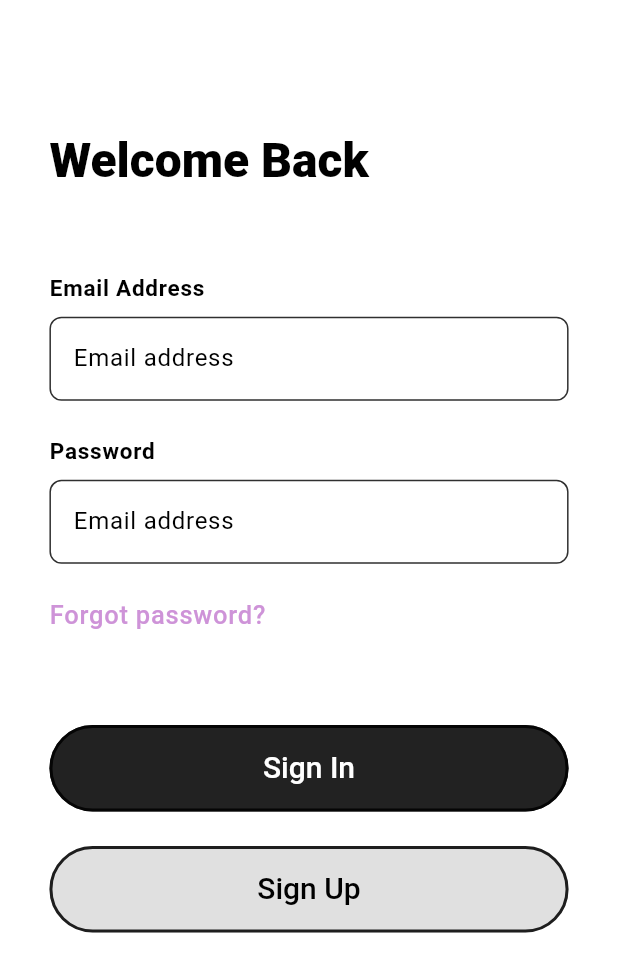
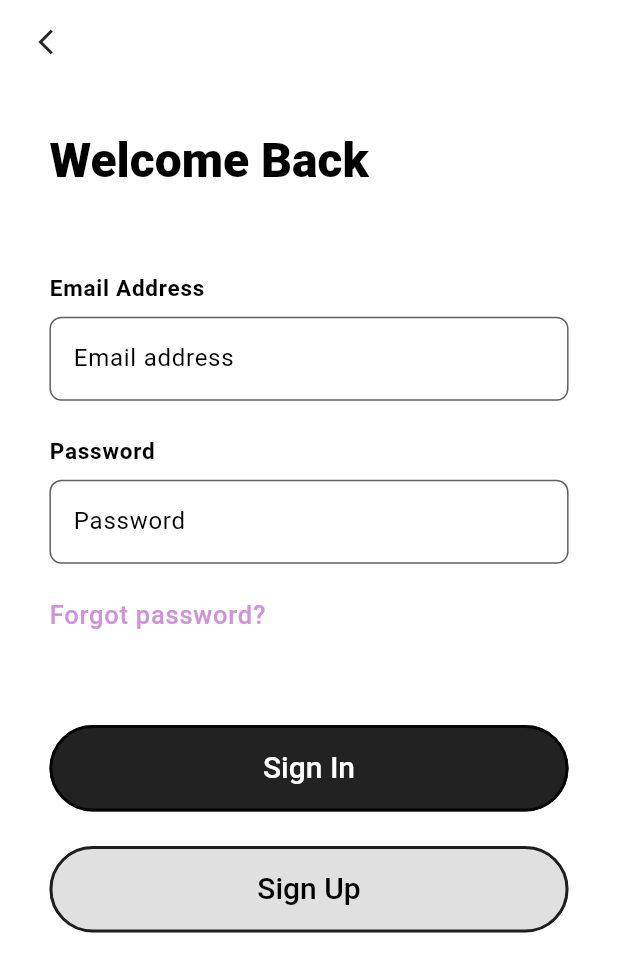
Before and after one commit to Bilal98815/trip_advisor, a Flutter app: the screen it shows after launch, after a tap on "Continue with Email", on a phone screen of 412 x 824 dp. Shown: the top 972 px of the screen. Run offline on Flutter 3.47's test engine with Material 2 defaults, Android fonts, the phone set to English and light mode, and no system bars; our stand-ins replace bloc, cloud_firestore, easy_localization, equatable, firebase_auth, firebase_core and 9 more; accounts and stored records are empty.

Commit message:
signup theme

```diff
--- a/lib/common/config/theme/theme.dart
+++ b/lib/common/config/theme/theme.dart
@@ -66,24 +66,26 @@ class TripAdvisorTheme {
       appBarTheme: const AppBarTheme(
         centerTitle: true,
         backgroundColor: kWhite,
-        iconTheme: IconThemeData(color: kBlack),
+        iconTheme: IconThemeData(color: kBlack, size: 20),
         titleTextStyle: TextStyle(
           color: kBlack,
           fontSize: 20,
           fontWeight: FontWeight.w600,
         ),
       ),
-      hintColor: kGrey,
+      hintColor: kDarkGrey,
       disabledColor: kDarkGrey,
       textTheme: textTheme,
       colorScheme: const ColorScheme.light(
         primary: kPurple,
         secondary: kBrightGreen,
+        tertiary: kDarkGrey,
         primaryContainer: kDarkerGrey,
         secondaryContainer: kDarkGreen,
         tertiaryContainer: kGreen,
         error: kRed,
         onBackground: kBlack,
+        outline: kDarkGrey,
       ),
       dividerTheme: const DividerThemeData(color: kGrey, thickness: 0.4),
       bottomNavigationBarTheme: BottomNavigationBarThemeData(
@@ -101,7 +103,7 @@ class TripAdvisorTheme {
       appBarTheme: const AppBarTheme(
         centerTitle: true,
         backgroundColor: kBlack,
-        iconTheme: IconThemeData(color: kWhite),
+        iconTheme: IconThemeData(color: kWhite, size: 20),
         titleTextStyle: TextStyle(
           color: kWhite,
           fontSize: 20,
@@ -115,11 +117,13 @@ class TripAdvisorTheme {
         background: kBlack,
         primary: kPurple,
         secondary: kLightGreen,
+        tertiary: kGrey,
         primaryContainer: kDarkerGrey,
         secondaryContainer: kDarkGreen,
         tertiaryContainer: kGreen,
         error: kRed,
         onPrimary: kWhite,
+        outline: kDarkGrey,
       ),
       dividerTheme: const DividerThemeData(color: kGrey, thickness: 0.4),
       bottomNavigationBarTheme: BottomNavigationBarThemeData(
--- a/lib/common/widgets/app_bar.dart
+++ b/lib/common/widgets/app_bar.dart
@@ -23,11 +23,7 @@ class CustomAppBar extends StatelessWidget implements PreferredSizeWidget {
         padding: const EdgeInsets.only(left: 5),
         child: GestureDetector(
           onTap: () => onBack ?? context.pop(),
-          child: const Icon(
-            Icons.arrow_back_ios_new,
-            color: Colors.white,
-            size: 20,
-          ),
+          child: const Icon(Icons.arrow_back_ios_new),
         ),
       ),
       actions: actions,
--- a/lib/common/widgets/text_form_field.dart
+++ b/lib/common/widgets/text_form_field.dart
@@ -5,11 +5,13 @@ class CustomTextFormField extends StatelessWidget {
     super.key,
     required this.controller,
     required this.validator,
+    required this.hintText,
     this.obscureText = false,
   });
 
   final TextEditingController controller;
   final String? Function(String?)? validator;
+  final String hintText;
   final bool obscureText;
 
   @override
@@ -21,13 +23,13 @@ class CustomTextFormField extends StatelessWidget {
       validator: validator,
       obscureText: obscureText,
       decoration: InputDecoration(
-        hintText: LocaleStrings.loginEmailHint,
+        hintText: hintText,
         border: OutlineInputBorder(
           borderSide: BorderSide(color: colorScheme.error),
           borderRadius: BorderRadius.circular(8),
         ),
         enabledBorder: OutlineInputBorder(
-          borderSide: BorderSide(color: colorScheme.primaryContainer),
+          borderSide: BorderSide(color: colorScheme.outline),
           borderRadius: BorderRadius.circular(8),
         ),
         focusedBorder: OutlineInputBorder(
--- a/lib/common/widgets/widgets.dart
+++ b/lib/common/widgets/widgets.dart
@@ -1,6 +1,5 @@
 import 'package:flutter/material.dart';
 import 'package:go_router/go_router.dart';
-import 'package:localization/localization.dart';
 
 part 'app_bar.dart';
 part 'common_text_widget.dart';
--- a/lib/modules/forgot_password/presentation/view/forgot_password_view.dart
+++ b/lib/modules/forgot_password/presentation/view/forgot_password_view.dart
@@ -39,6 +39,7 @@ class ForgotPasswordView extends StatelessWidget {
                           ),
                           SizedBox(height: size.maxHeight * 0.01),
                           CustomTextFormField(
+                            hintText: LocaleStrings.forgotPasswordEmailHint,
                             controller: emailController,
                             validator: (val) => val!.isEmpty
                                 ? LocaleStrings.forgotPasswordEmailError
--- a/lib/modules/login/presentation/view/login_view.dart
+++ b/lib/modules/login/presentation/view/login_view.dart
@@ -49,6 +49,7 @@ class LoginView extends StatelessWidget {
                           ),
                           SizedBox(height: constraints.maxHeight * 0.01),
                           CustomTextFormField(
+                            hintText: LocaleStrings.loginEmailHint,
                             controller: emailController,
                             validator: (val) => val!.isEmpty
                                 ? LocaleStrings.loginEmailError
@@ -73,6 +74,7 @@ class LoginView extends StatelessWidget {
                               ),
                               CustomTextFormField(
                                 obscureText: true,
+                                hintText: LocaleStrings.loginPasswordHint,
                                 controller: passwordController,
                                 validator: (val) {
                                   return val!.isEmpty
--- a/lib/modules/signup/presentation/widgets/widgets.dart
+++ b/lib/modules/signup/presentation/widgets/widgets.dart
@@ -1,4 +1,3 @@
 import 'package:flutter/material.dart';
-import 'package:trip_advisor/common/widgets/widgets.dart';
 
 part 'password_rules_widget.dart';
```
Also changed, not shown: lib/modules/signup/presentation/view/signup_view.dart (+43 -118 lines), lib/modules/signup/presentation/widgets/password_rules_widget.dart (+11 -12 lines).
